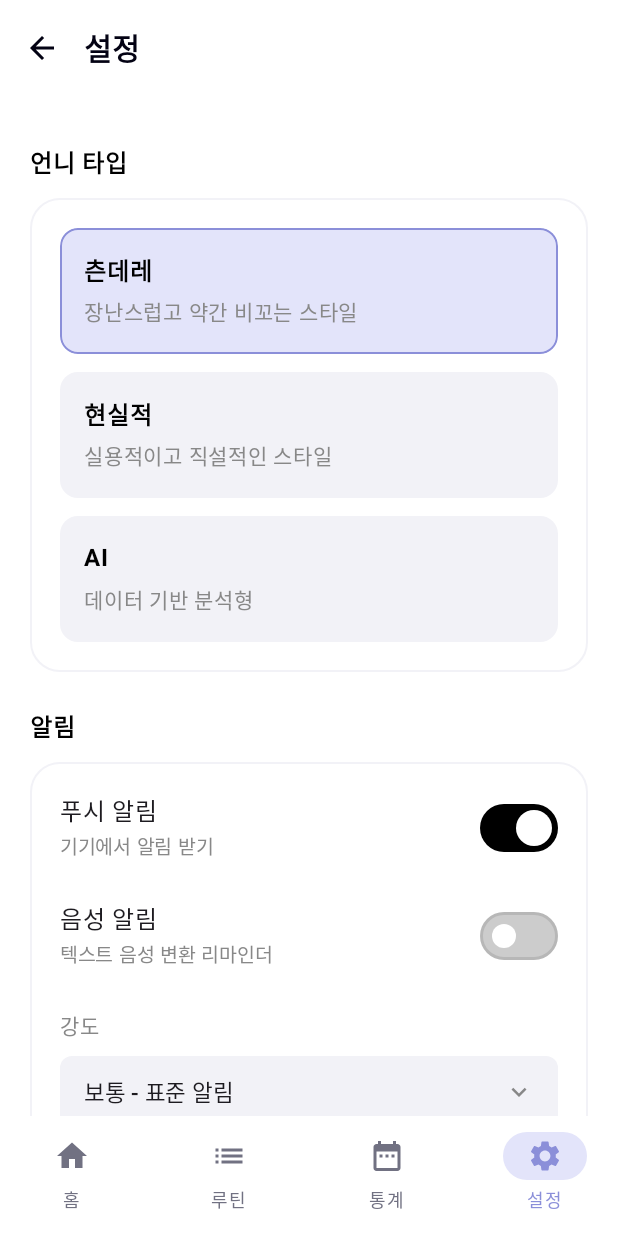
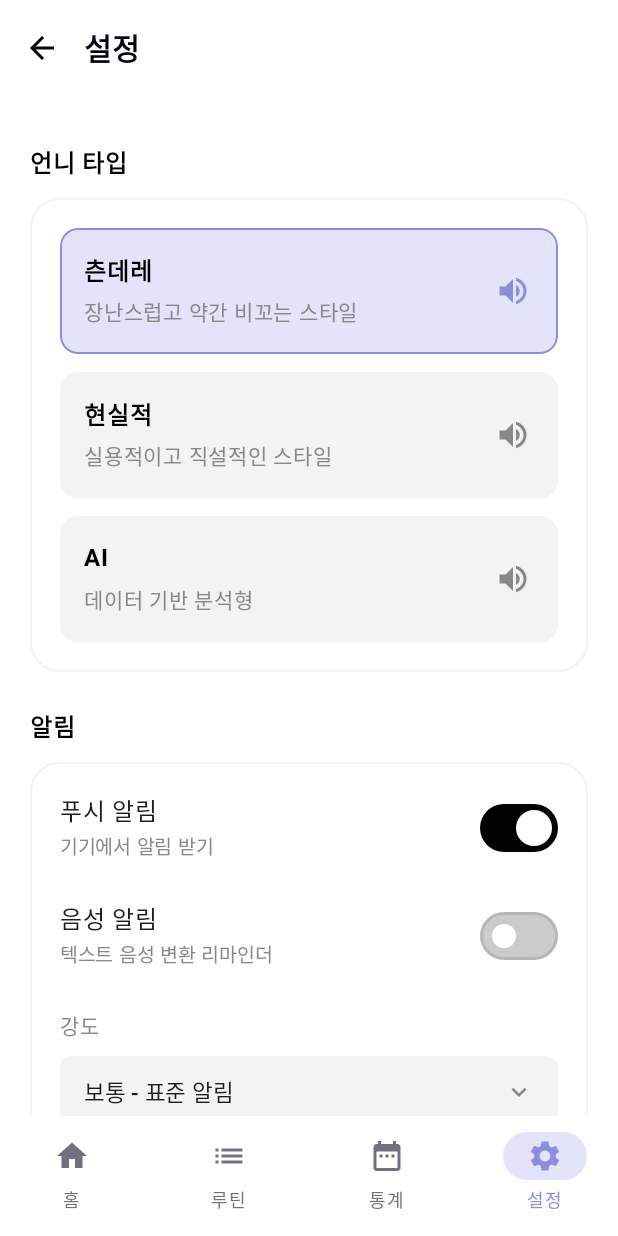
Before and after one commit to Br31-yeah/bigsister-android-br31, an Android app built with Jetpack Compose: the AppNavigation screen opened through its navigation route, item 4 of the bottom bar chosen, on a phone screen of 412 x 824 dp. Run offline under Robolectric (Android 15) with nearby library versions, the phone set to English and light mode, and no system bars; our stand-ins replace Dagger/Hilt's generated code, Firebase (no records; nobody signed in at launch, a user with empty details on screens opened directly), Room's generated code; libraries missing offline, so code that uses them is left out: com.github.mikephil.charting.

Commit message:
설정 화면 tts 미리 듣기 구현 완료

```diff
--- a/app/src/main/java/com/smwu/bigsister/ui/settings/SettingsScreen.kt
+++ b/app/src/main/java/com/smwu/bigsister/ui/settings/SettingsScreen.kt
@@ -21,6 +21,7 @@ import androidx.compose.material.icons.automirrored.filled.Logout
 import androidx.compose.material.icons.filled.ArrowBack
 import androidx.compose.material.icons.filled.KeyboardArrowDown
 import androidx.compose.material.icons.filled.PersonRemove
+import androidx.compose.material.icons.filled.VolumeUp
 import androidx.compose.material3.AlertDialog
 import androidx.compose.material3.Card
 import androidx.compose.material3.CardDefaults
@@ -48,6 +49,7 @@ import androidx.compose.ui.text.font.FontWeight
 import androidx.compose.ui.unit.dp
 import androidx.compose.ui.unit.sp
 import androidx.hilt.navigation.compose.hiltViewModel
+import com.smwu.bigsister.data.model.VoiceType
 import com.smwu.bigsister.ui.theme.GrayBg
 import com.smwu.bigsister.ui.theme.PurpleLight
 import com.smwu.bigsister.ui.theme.PurplePrimary
@@ -58,17 +60,16 @@ import com.smwu.bigsister.ui.viewModel.SettingsViewModel
 @Composable
 fun SettingsScreen(
     onNavigateBack: () -> Unit,
-    onNavigateToLogin: () -> Unit, // ✅ 추가됨: 로그아웃 시 이동
-    viewModel: SettingsViewModel = hiltViewModel() // ✅ 추가됨: 기능 연결
+    onNavigateToLogin: () -> Unit,
+    viewModel: SettingsViewModel = hiltViewModel()
 ) {
     val context = LocalContext.current
 
-    // UI 상태 (기존 코드 유지)
+    // UI 상태 (실제 서비스에서는 viewModel의 StateFlow를 구독하는 것이 좋습니다)
     var selectedType by remember { mutableStateOf("TSUNDERE") }
     var pushEnabled by remember { mutableStateOf(true) }
     var voiceEnabled by remember { mutableStateOf(false) }
 
-    // ✅ 추가됨: 회원탈퇴 다이얼로그 상태
     var showDeleteDialog by remember { mutableStateOf(false) }
 
     Scaffold(
@@ -90,36 +91,39 @@ fun SettingsScreen(
                 .fillMaxSize()
                 .padding(paddingValues)
                 .padding(horizontal = 20.dp)
-                .verticalScroll(rememberScrollState()), // 스크롤 가능하게
+                .verticalScroll(rememberScrollState()),
             verticalArrangement = Arrangement.spacedBy(24.dp)
         ) {
             Spacer(Modifier.height(8.dp))
 
-            // 1. 언니 타입 섹션 (기존 유지)
+            // 1. 언니 타입 섹션 (미리보기 기능 통합)
             SectionContainer(title = "언니 타입") {
                 TypeOption(
                     title = "츤데레",
                     desc = "장난스럽고 약간 비꼬는 스타일",
                     isSelected = selectedType == "TSUNDERE",
-                    onClick = { selectedType = "TSUNDERE" }
+                    onClick = { selectedType = "TSUNDERE" },
+                    onPreview = { viewModel.previewVoice(VoiceType.TSUNDERE) }
                 )
                 Spacer(Modifier.height(12.dp))
                 TypeOption(
                     title = "현실적",
                     desc = "실용적이고 직설적인 스타일",
                     isSelected = selectedType == "REALISTIC",
-                    onClick = { selectedType = "REALISTIC" }
+                    onClick = { selectedType = "REALISTIC" },
+                    onPreview = { viewModel.previewVoice(VoiceType.REALISTIC) }
                 )
                 Spacer(Modifier.height(12.dp))
                 TypeOption(
                     title = "AI",
                     desc = "데이터 기반 분석형",
                     isSelected = selectedType == "AI",
-                    onClick = { selectedType = "AI" }
+                    onClick = { selectedType = "AI" },
+                    onPreview = { viewModel.previewVoice(VoiceType.AI) }
                 )
             }
 
-            // 2. 알림 섹션 (기존 유지)
+            // 2. 알림 섹션
             SectionContainer(title = "알림") {
                 SwitchRow(text = "푸시 알림", subText = "기기에서 알림 받기", checked = pushEnabled, onCheckedChange = { pushEnabled = it })
                 Spacer(Modifier.height(24.dp))
@@ -130,18 +134,15 @@ fun SettingsScreen(
                 DropdownRow(label = "타이밍", value = "마감 3분 전")
             }
 
-            // 3. 정보 섹션 (기존 유지)
+            // 3. 정보 섹션
             SectionContainer(title = "정보") {
                 InfoRow(label = "버전", value = "1.0.0")
                 Spacer(Modifier.height(16.dp))
                 InfoRow(label = "빌드", value = "2025.10.29")
             }
 
-            // ──────────────────────────────────────────────
-            // ✅ 4. 계정 섹션 (추가됨)
-            // ──────────────────────────────────────────────
+            // 4. 계정 섹션
             SectionContainer(title = "계정") {
-                // 로그아웃
                 Row(
                     modifier = Modifier
                         .fillMaxWidth()
@@ -161,7 +162,6 @@ fun SettingsScreen(
 
                 Spacer(Modifier.height(16.dp))
 
-                // 회원탈퇴
                 Row(
                     modifier = Modifier
                         .fillMaxWidth()
@@ -175,11 +175,10 @@ fun SettingsScreen(
                 }
             }
 
-            Spacer(Modifier.height(40.dp)) // 하단 여백
+            Spacer(Modifier.height(40.dp))
         }
     }
 
-    // ✅ 회원탈퇴 확인 다이얼로그
     if (showDeleteDialog) {
         AlertDialog(
             onDismissRequest = { showDeleteDialog = false },
@@ -213,7 +212,6 @@ fun SettingsScreen(
     }
 }
 
-// [컴포넌트] 섹션 컨테이너 (기존 유지)
 @Composable
 fun SectionContainer(title: String, content: @Composable () -> Unit) {
     Column {
@@ -222,8 +220,8 @@ fun SectionContainer(title: String, content: @Composable () -> Unit) {
         Card(
             modifier = Modifier.fillMaxWidth(),
             shape = RoundedCornerShape(20.dp),
-            colors = CardDefaults.cardColors(containerColor = Color.White), // 배경 흰색
-            border = androidx.compose.foundation.BorderStroke(1.dp, GrayBg), // 연한 테두리
+            colors = CardDefaults.cardColors(containerColor = Color.White),
+            border = androidx.compose.foundation.BorderStroke(1.dp, GrayBg),
             elevation = CardDefaults.cardElevation(0.dp)
         ) {
             Column(modifier = Modifier.padding(20.dp)) {
@@ -233,9 +231,14 @@ fun SectionContainer(title: String, content: @Composable () -> Unit) {
     }
 }
 
-// [컴포넌트] 언니 타입 선택 버튼 (기존 유지)
 @Composable
-fun TypeOption(title: String, desc: String, isSelected: Boolean, onClick: () -> Unit) {
+fun TypeOption(
+    title: String,
+    desc: String,
+    isSelected: Boolean,
+    onClick: () -> Unit,
+    onPreview: () -> Unit // 미리듣기 콜백
+) {
     val bgColor = if (isSelected) PurpleLight else GrayBg
     val borderColor = if (isSelected) PurplePrimary else Color.Transparent
 
@@ -247,17 +250,29 @@ fun TypeOption(title: String, desc: String, isSelected: Boolean, onClick: () ->
             .border(1.dp, borderColor, RoundedCornerShape(12.dp))
             .clickable { onClick() }
             .padding(16.dp),
-        verticalAlignment = Alignment.CenterVertically
+        verticalAlignment = Alignment.CenterVertically,
+        horizontalArrangement = Arrangement.SpaceBetween
     ) {
-        Column {
+        Column(modifier = Modifier.weight(1f)) {
             Text(title, fontWeight = FontWeight.Bold, fontSize = 16.sp, color = Color.Black)
             Spacer(Modifier.height(4.dp))
             Text(desc, fontSize = 14.sp, color = TextGray)
         }
+
+        // 미리듣기 스피커 아이콘
+        IconButton(
+            onClick = { onPreview() },
+            modifier = Modifier.size(28.dp)
+        ) {
+            Icon(
+                imageVector = Icons.Default.VolumeUp,
+                contentDescription = "미리듣기",
+                tint = if (isSelected) PurplePrimary else TextGray
+            )
+        }
     }
 }
 
-// [컴포넌트] 스위치 행 (기존 유지)
 @Composable
 fun SwitchRow(text: String, subText: String, checked: Boolean, onCheckedChange: (Boolean) -> Unit) {
     Row(
@@ -274,7 +289,7 @@ fun SwitchRow(text: String, subText: String, checked: Boolean, onCheckedChange:
             onCheckedChange = onCheckedChange,
             colors = SwitchDefaults.colors(
                 checkedThumbColor = Color.White,
-                checkedTrackColor = Color.Black, // Figma: 검정색 활성화
+                checkedTrackColor = Color.Black,
                 uncheckedThumbColor = Color.White,
                 uncheckedTrackColor = Color.LightGray
             )
@@ -282,7 +297,6 @@ fun SwitchRow(text: String, subText: String, checked: Boolean, onCheckedChange:
     }
 }
 
-// [컴포넌트] 드롭다운 모양 행 (기존 유지)
 @Composable
 fun DropdownRow(label: String, value: String) {
     Column {
@@ -302,7 +316,6 @@ fun DropdownRow(label: String, value: String) {
     }
 }
 
-// [컴포넌트] 정보 행 (기존 유지)
 @Composable
 fun InfoRow(label: String, value: String) {
     Row(
--- a/app/src/main/java/com/smwu/bigsister/ui/viewModel/SettingsViewModel.kt
+++ b/app/src/main/java/com/smwu/bigsister/ui/viewModel/SettingsViewModel.kt
@@ -1,10 +1,13 @@
+
 package com.smwu.bigsister.ui.viewModel
 
 import androidx.lifecycle.ViewModel
 import androidx.lifecycle.viewModelScope
+import com.smwu.bigsister.data.model.VoiceType
 import com.smwu.bigsister.data.repository.RoutineRepository
 import com.smwu.bigsister.data.repository.SettingsRepository
 import com.smwu.bigsister.data.repository.UserRepository
+import com.smwu.bigsister.utils.TtsManager
 import dagger.hilt.android.lifecycle.HiltViewModel
 import kotlinx.coroutines.flow.SharingStarted
 import kotlinx.coroutines.flow.StateFlow
@@ -15,15 +18,16 @@ import javax.inject.Inject
 @HiltViewModel
 class SettingsViewModel @Inject constructor(
     private val settingsRepository: SettingsRepository,
-    private val userRepository: UserRepository,      // ✅ 추가됨
-    private val routineRepository: RoutineRepository // ✅ 추가됨
+    private val userRepository: UserRepository,
+    private val routineRepository: RoutineRepository,
+    private val ttsManager: TtsManager // ✅ TTS 매니저 추가 주입
 ) : ViewModel() {
 
     // ────────────────────────────
     // 기존 설정 (DataStore)
     // ────────────────────────────
     val sisterType: StateFlow<String> = settingsRepository.sisterType
-        .stateIn(viewModelScope, SharingStarted.WhileSubscribed(5000), "츤데레")
+        .stateIn(viewModelScope, SharingStarted.WhileSubscribed(5000), "TSUNDERE")
 
     val pushAlarm: StateFlow<Boolean> = settingsRepository.pushAlarm
         .stateIn(viewModelScope, SharingStarted.WhileSubscribed(5000), true)
@@ -44,30 +48,36 @@ class SettingsViewModel @Inject constructor(
     }
 
     // ────────────────────────────
-    // ✅ [추가] 로그아웃 및 회원탈퇴
+    // 🔊 [추가] 미리듣기 기능
+    // ────────────────────────────
+    fun previewVoice(voiceType: VoiceType) {
+        val previewMessage = when (voiceType) {
+            VoiceType.TSUNDERE -> "뭐야? 나랑 같이 가고 싶은 거야? 흥, 딱히 널 기다린 건 아니니까 착각하지 마!"
+            VoiceType.REALISTIC -> "안녕? 오늘도 지각 안 하려고 노력 중이지? 언니가 확실히 챙겨줄게. 빨리 가자!"
+            VoiceType.AI -> "시스템 활성화. 사용자님, 효율적인 루틴 수행을 위해 제가 최적의 가이드를 제공하겠습니다."
+        }
+        ttsManager.speak(previewMessage, voiceType)
+    }
+
+    // ────────────────────────────
+    // 로그아웃 및 회원탈퇴
     // ────────────────────────────
 
-    // 로그아웃: Firebase signOut + 로컬 데이터 삭제
     fun logout(onComplete: () -> Unit) {
         viewModelScope.launch {
-            userRepository.signOut() // Auth 로그아웃 & 유저 정보 삭제
-            routineRepository.clearAllLocalData() // 루틴 데이터 삭제
+            userRepository.signOut()
+            routineRepository.clearAllLocalData()
             onComplete()
         }
     }
 
-    // 회원탈퇴: Firebase 계정 삭제 + 로컬 데이터 삭제
     fun deleteAccount(onSuccess: () -> Unit, onError: (String) -> Unit) {
         viewModelScope.launch {
-            // 1. 계정 삭제 시도
             val result = userRepository.deleteAccount()
-
             result.onSuccess {
-                // 2. 성공 시 로컬 루틴 데이터도 삭제
                 routineRepository.clearAllLocalData()
                 onSuccess()
             }.onFailure { e ->
-                // 실패 시 (예: 재로그인 필요)
                 onError("회원탈퇴 실패: ${e.message}")
             }
         }
```
Also changed, not shown: app/src/main/java/com/smwu/bigsister/ui/viewModel/LiveModeViewModel.kt (+63 -143 lines).
